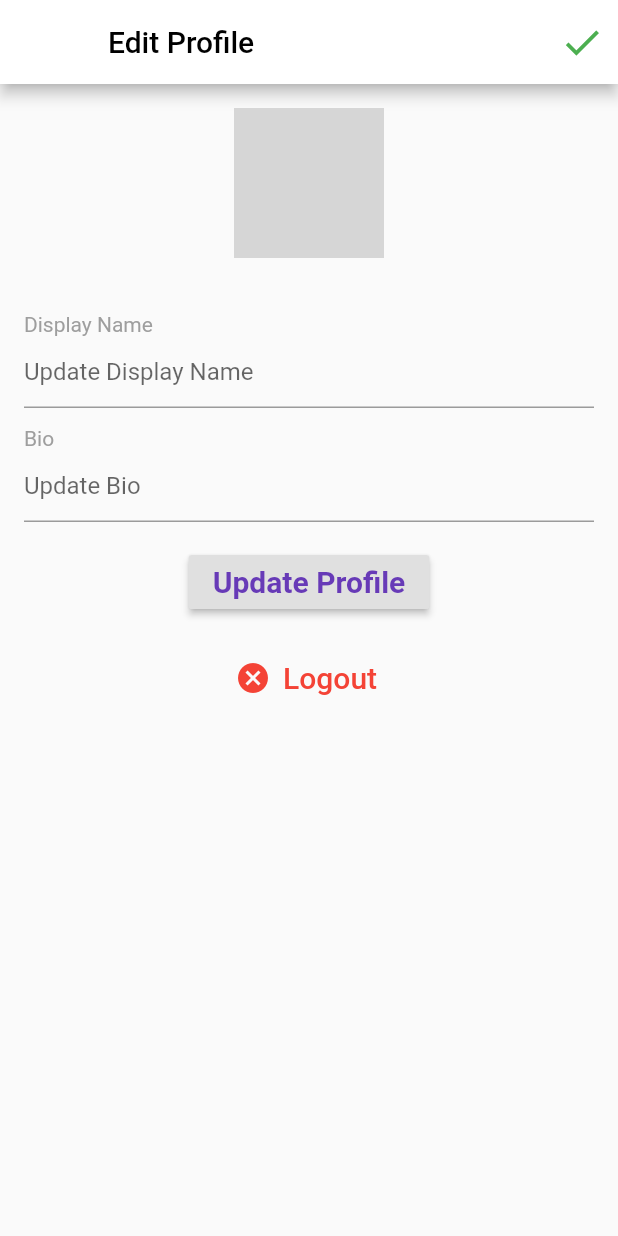
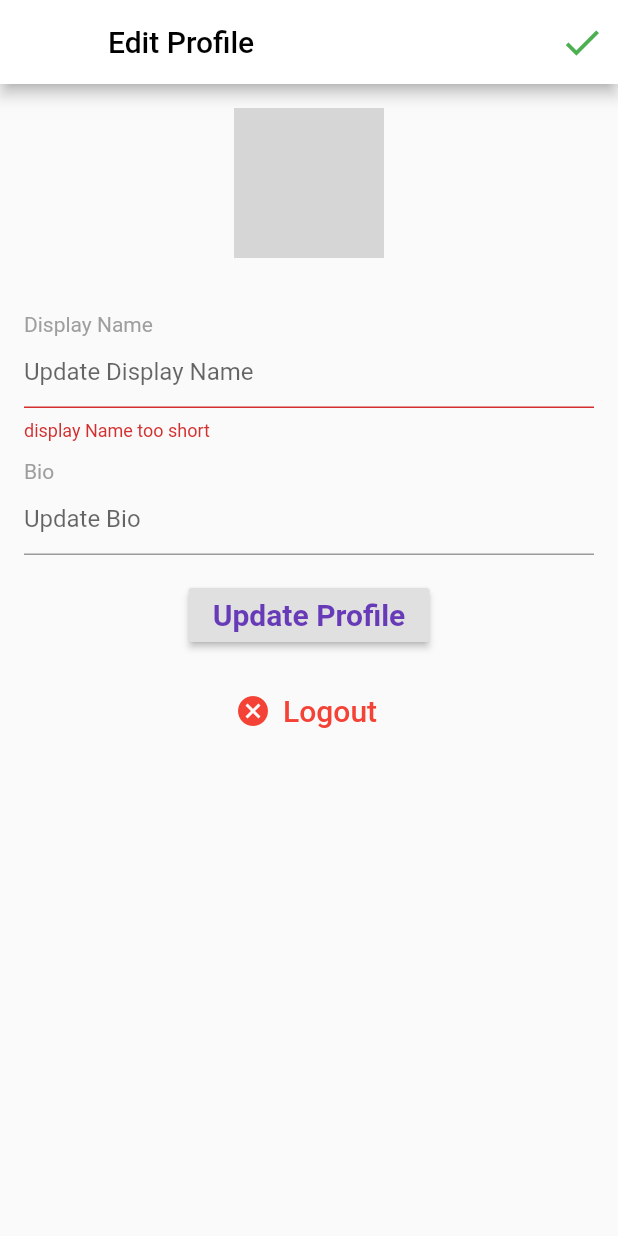
Before and after one commit to luisfelipeguevaraa/fluttershare, a Flutter app: the EditProfile screen opened directly, after a tap on "Update Profile", on a phone screen of 412 x 824 dp. Run offline on Flutter 3.47's test engine with Material 2 defaults, Android fonts, the phone set to English and light mode, and no system bars; our stand-ins replace cached_network_image, cloud_firestore, firebase_storage, flutter_svg, geolocator, google_sign_in and 1 more; accounts and stored records are empty; network calls fail; grey boxes are pictures that could not be loaded.

Commit message:
34 actualizar y validar profile and logout

```diff
--- a/lib/pages/edit_profile.dart
+++ b/lib/pages/edit_profile.dart
@@ -16,10 +16,13 @@
 }
 
 class _EditProfileState extends State<EditProfile> {
+  final _scaffoldKey = GlobalKey<ScaffoldState>();
   TextEditingController displayNameController = TextEditingController();
   TextEditingController bioController = TextEditingController();
   bool isLoading = false;
   User user;
+  bool _displayNameValid = true;
+  bool _bioValid = true;
 
   @override
   void initState() {
@@ -54,7 +57,7 @@
           controller: displayNameController,
           decoration: InputDecoration(
             hintText: "Update Display Name",
-
+            errorText: _displayNameValid ? null : "display Name too short",
           ),
         )
       ],
@@ -75,16 +78,38 @@
           controller: bioController,
           decoration: InputDecoration(
             hintText: "Update Bio",
-
+            errorText: _bioValid ? null : "Bio too long",
           ),
         )
       ],
     );
   }
 
+  updateProfileData(){
+    setState(() {
+     displayNameController.text.trim().length < 3 || displayNameController.text.isEmpty ? _displayNameValid = false : _displayNameValid = true;
+     bioController.text.trim().length > 100 ? _bioValid = false : _bioValid = true;
+    });
+
+    if(_displayNameValid && _bioValid){
+      usersRef.document(widget.currentUserId).updateData({
+        "displayName" : displayNameController.text,
+        "bio": bioController.text,
+      });
+      SnackBar snackbar = SnackBar(content: Text("Profile updated"));
+      _scaffoldKey.currentState.showSnackBar(snackbar);
+    }
+  }
+
+  logout() async {
+    await googleSignIn.signOut();
+    Navigator.push(context, MaterialPageRoute(builder: (context)=> Home()));
+  }
+
   @override
   Widget build(BuildContext context) {
     return Scaffold(
+      key: _scaffoldKey,
       appBar: AppBar(
         backgroundColor: Colors.white,
         title: Text(
@@ -127,7 +152,7 @@
                     ),
                   ),
                   RaisedButton(
-                    onPressed: () => print('update profile data'),
+                    onPressed: updateProfileData,
                     child: Text(
                       "Update Profile",
                       style: TextStyle(
@@ -140,7 +165,7 @@
                   Padding(
                     padding: EdgeInsets.all(16.0),
                     child: FlatButton.icon(
-                      onPressed: () => print('logout'),
+                      onPressed: logout,
                       icon: Icon(Icons.cancel, color: Colors.red),
                       label: Text(
                         "Logout",
```
